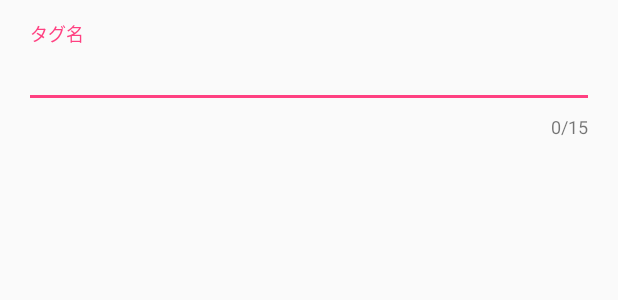
After one commit to egugue/Likedit, an Android app: the layout dialog_tag_create.xml on its own in the app's theme, with its tools: preview values and no code run, on a phone screen of 412 x 824 dp. The commit adds this screen. Shown: the top 300 px of the screen. Run offline under Robolectric (Android 15) with nearby library versions, the phone set to English and light mode, and no system bars.

Commit message:
Organize Dialog functions

```diff
--- a/app/build.gradle
+++ b/app/build.gradle
@@ -55,6 +55,8 @@ dependencies {
 
     compile 'io.reactivex:rxjava:1.1.5'
     compile 'io.reactivex:rxandroid:1.2.0'
+    compile 'com.jakewharton.rxbinding:rxbinding:0.4.0'
+
     compile 'com.squareup.okhttp3:okhttp:3.3.1'
     compile 'com.jakewharton:kotterknife:0.1.0-SNAPSHOT'
 
--- /dev/null
+++ b/app/src/main/res/layout/dialog_tag_create.xml
@@ -0,0 +1,33 @@
+<?xml version="1.0" encoding="utf-8"?>
+<LinearLayout
+    xmlns:android="http://schemas.android.com/apk/res/android"
+    xmlns:app="http://schemas.android.com/apk/res-auto"
+    android:layout_width="match_parent"
+    android:layout_height="match_parent"
+    android:orientation="vertical"
+    android:layout_marginEnd="@dimen/activity_horizontal_margin"
+    android:layout_marginStart="@dimen/activity_horizontal_margin"
+    android:layout_marginTop="@dimen/activity_vertical_margin"
+    android:layout_marginBottom="@dimen/activity_vertical_margin"
+    >
+
+    <android.support.design.widget.TextInputLayout
+        android:id="@+id/tag_create_input_layout"
+        android:layout_width="match_parent"
+        android:layout_height="wrap_content"
+        app:counterMaxLength="@integer/tag_name_max_count"
+        app:counterEnabled="true"
+        >
+
+        <EditText
+            android:id="@+id/tag_create_edit_text"
+            android:layout_width="match_parent"
+            android:layout_height="match_parent"
+            android:hint="タグ名"
+            android:lines="1"
+            android:maxLines="1"
+            />
+
+    </android.support.design.widget.TextInputLayout>
+
+</LinearLayout>
--- /dev/null
+++ b/app/src/main/res/values/integers.xml
@@ -0,0 +1,4 @@
+<?xml version="1.0" encoding="utf-8"?>
+<resources>
+    <integer name="tag_name_max_count">15</integer>
+</resources>
--- a/app/src/main/res/values/strings.xml
+++ b/app/src/main/res/values/strings.xml
@@ -5,6 +5,12 @@
     <string name="relative_date_format_out_year">dd MMM yyyy</string>
     <string name="title_activity_home">HomeActivity</string>
 
+    <string name="tag_create_count_over_error">最大文字数を超えています</string>
+    <string name="tag_create_dialog_title">タグを作成</string>
+    <string name="tag_create_dialog_positive">作成</string>
+    <string name="tag_create_dialog_negative">キャンセル</string>
+    <string name="tag_create_no_input_error">名前を入力してください</string>
+
     <!-- TODO: Remove or change this placeholder text -->
     <string name="hello_blank_fragment">Hello blank fragment</string>
 </resources>
--- a/app/src/main/res/values/styles.xml
+++ b/app/src/main/res/values/styles.xml
@@ -8,6 +8,7 @@
         <item name="colorAccent">@color/colorAccent</item>
         <item name="android:textColorPrimary">@color/textColorPrimary</item>
         <item name="android:textColorSecondary">@color/textColorSecondary</item>
+        <item name="textColorError">@color/design_textinput_error_color_light</item>
     </style>
 
     <!-- this application base namespace -->
```
Also changed, not shown: app/src/main/kotlin/com/htoyama/likit/ui/home/tag/TagCreateDialogFragment.kt (+88 -14 lines), app/src/main/res/values-v21/styles.xml (deleted, +0 -9 lines).
